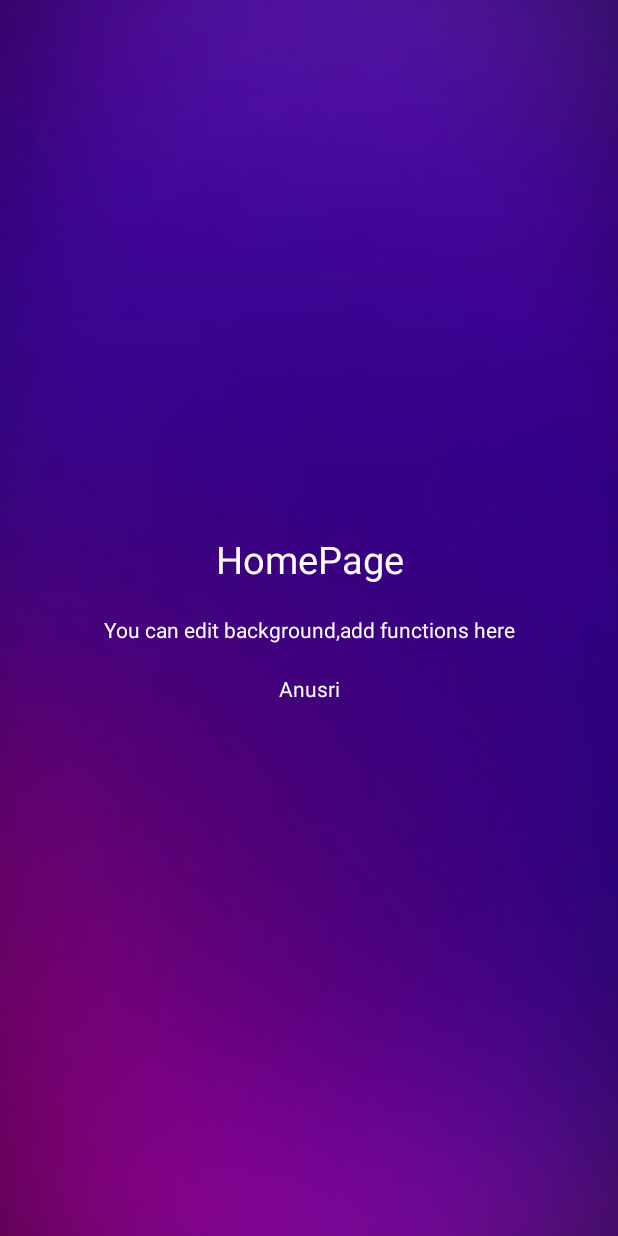
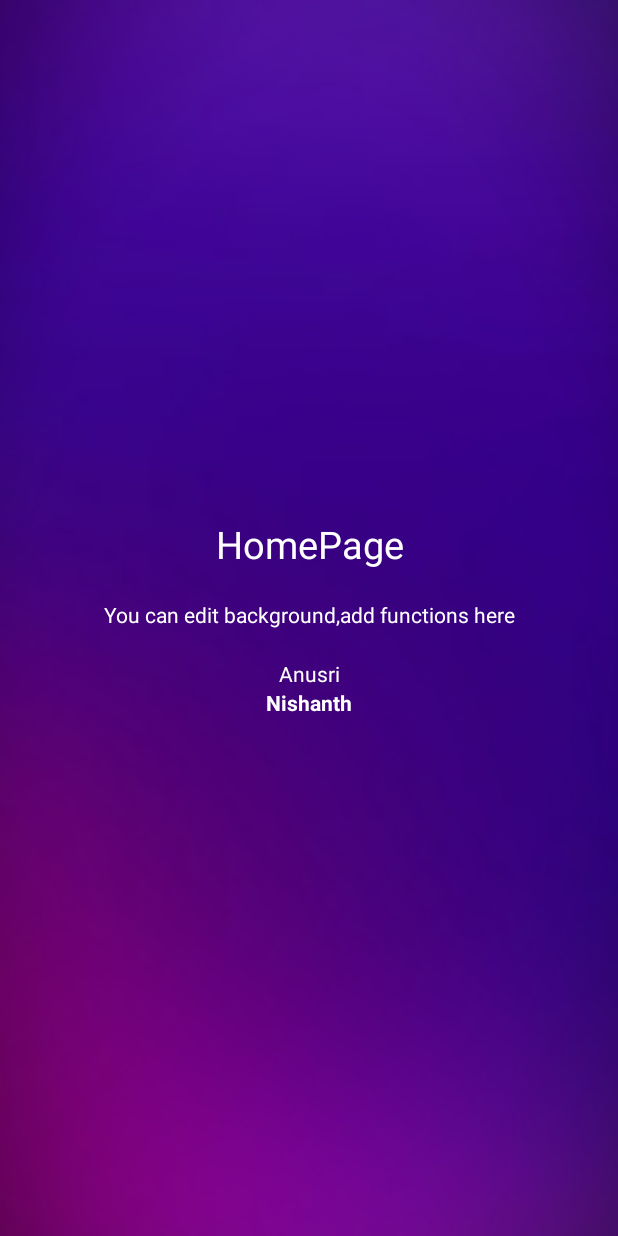
Before and after one commit to nishanthan22/Reverb, an Android app: the screen it shows after launch (HomePage), on a phone screen of 412 x 824 dp. Run offline under Robolectric (Android 15) with nearby library versions, the phone set to English and light mode, and no system bars; Roboto replaces fonts that are not available here.

Commit message:
nishanth

```diff
--- a/app/src/main/res/layout/activity_home_page.xml
+++ b/app/src/main/res/layout/activity_home_page.xml
@@ -29,5 +29,13 @@
         android:gravity="center"
         android:textColor="#fff"
         />
+    <TextView
+        android:layout_width="match_parent"
+        android:layout_height="wrap_content"
+        android:text="Nishanth"
+        android:textStyle="bold"
+        android:gravity="center"
+        android:textColor="#fff"
+        />
 
 </LinearLayout>
```
